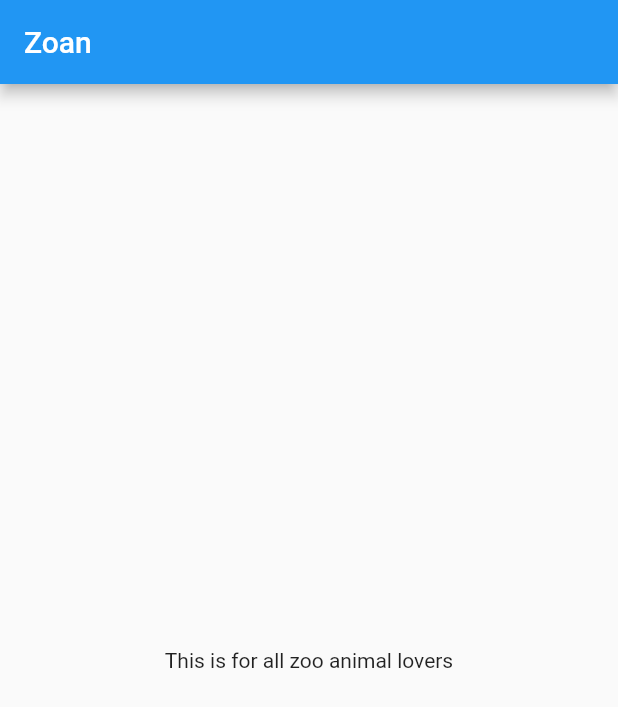
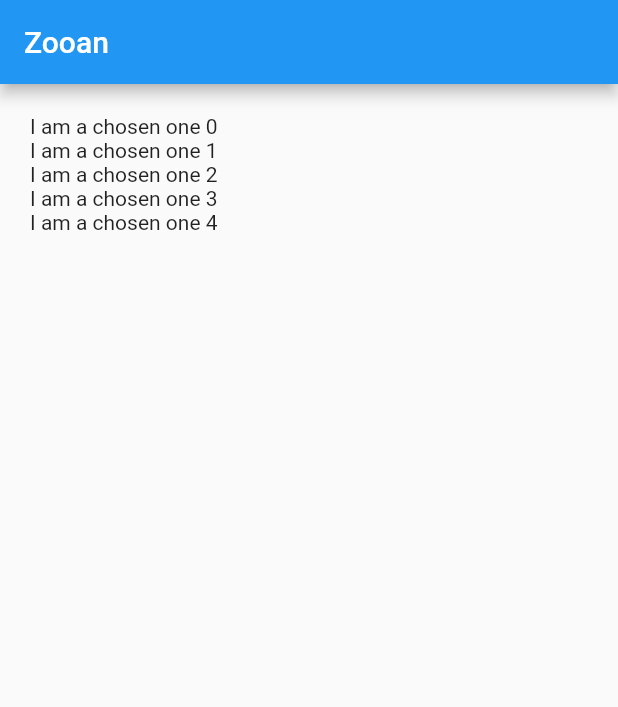
Before and after one commit to XROLE/zooan, a Flutter app: the screen it shows after launch, on a phone screen of 412 x 824 dp. Shown: the top 707 px of the screen. Run offline on Flutter 3.47's test engine with Material 2 defaults, Android fonts, the phone set to English and light mode, and no system bars; our stand-ins replace dio, get_it.

Commit message:
create home page ui

```diff
--- a/lib/main.dart
+++ b/lib/main.dart
@@ -1,5 +1,6 @@
 import 'package:flutter/material.dart';
 import 'package:zooan/app/core/di/service_locator.dart';
+import 'package:zooan/presentation/landing_page.dart';
 
 void main() async {
   WidgetsFlutterBinding.ensureInitialized();
@@ -17,32 +18,7 @@ class MyApp extends StatelessWidget {
         primarySwatch: Colors.blue,
         visualDensity: VisualDensity.adaptivePlatformDensity,
       ),
-      home: MyHomePage(title: 'Zoan'),
+      home: HomePage(),
     );
   }
 }
-
-class MyHomePage extends StatefulWidget {
-  MyHomePage({Key key, this.title}) : super(key: key);
-  final String title;
-
-  @override
-  _MyHomePageState createState() => _MyHomePageState();
-}
-
-class _MyHomePageState extends State<MyHomePage> {
-  @override
-  Widget build(BuildContext context) {
-    return Scaffold(
-      appBar: AppBar(
-        title: Text(widget.title),
-      ),
-      body: Padding(
-        padding: const EdgeInsets.all(20.0),
-        child: Center(
-          child: Text('This is for all zoo animal lovers'),
-        ),
-      ),
-    );
-  }
-}
--- /dev/null
+++ b/lib/presentation/landing_page.dart
@@ -0,0 +1,21 @@
+import 'package:flutter/material.dart';
+
+class HomePage extends StatefulWidget {
+  const HomePage({ Key key }) : super(key: key);
+
+  @override
+  State<HomePage> createState() => _HomePageState();
+}
+
+class _HomePageState extends State<HomePage> {
+  @override
+  Widget build(BuildContext context) {
+    return Scaffold(
+      appBar: AppBar(title: Text('Zooan'),),
+      body: Container(
+        padding: EdgeInsets.all(20),
+        child: Column(children: List.generate(5, (i) => Text('I am a chosen one $i')),)
+      ),
+    );
+  }
+}
```
